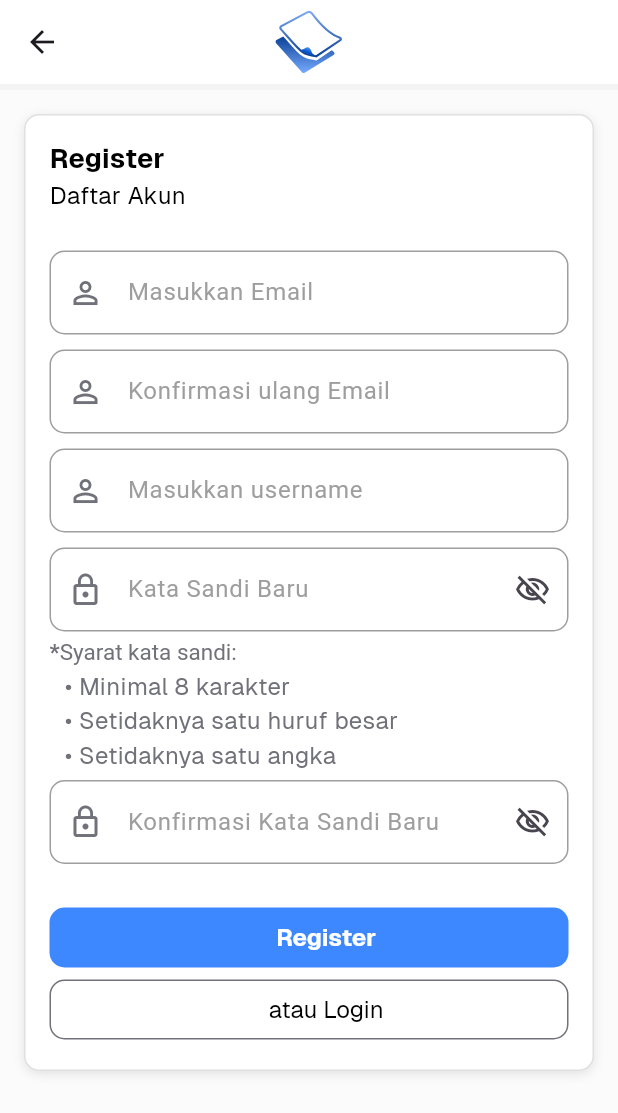
After one commit to MuhammadYaumil1212/SummitDocs, a Flutter app: the screen it shows after launch, after a tap on "atau Register", on a phone screen of 412 x 824 dp. The commit adds this screen. Shown: the top 1113 px of the screen. Run offline on Flutter 3.47's test engine with Material 3 defaults, Android fonts, the phone set to English and light mode, and no system bars; our stand-ins replace bloc, dartz, dio, equatable, flutter_bloc, flutter_svg and 5 more; accounts and stored records are empty; project files that could hold a hidden picture were left out.

Commit message:
slicing register

```diff
--- a/lib/Presentations/signin/widgets/login_card.dart
+++ b/lib/Presentations/signin/widgets/login_card.dart
@@ -1,7 +1,9 @@
+import 'package:SummitDocs/Presentations/signup/pages/signup_screen.dart';
 import 'package:SummitDocs/commons/constants/string.dart';
 import 'package:SummitDocs/commons/widgets/app_button.dart';
 import 'package:SummitDocs/commons/widgets/app_text.dart';
 import 'package:SummitDocs/commons/widgets/app_textfield.dart';
+import 'package:SummitDocs/core/helper/navigation/app_navigation.dart';
 import 'package:flutter/material.dart';
 import 'package:flutter_svg/flutter_svg.dart';
 
@@ -75,7 +77,17 @@ class _ProfileCardState extends State<LoginCard> {
             ],
           ),
           const SizedBox(height: 20),
-          AppButton(text: "Login", action: () {})
+          AppButton(text: "Login", action: () {}),
+          AppButton(
+            action: () {
+              AppNavigator.push(context, SignupScreen());
+            },
+            text: "atau Register",
+            backgroundColor: AppColors.background,
+            fontColor: Colors.black,
+            fontWeight: FontWeight.w400,
+            borderColor: AppColors.grayBackground3,
+          )
         ],
       ),
     );
--- /dev/null
+++ b/lib/Presentations/signup/bloc/signup_bloc.dart
@@ -0,0 +1,13 @@
+import 'package:bloc/bloc.dart';
+import 'package:equatable/equatable.dart';
+
+part 'signup_event.dart';
+part 'signup_state.dart';
+
+class SignupBloc extends Bloc<SignupEvent, SignupState> {
+  SignupBloc() : super(SignupInitial()) {
+    on<SignupEvent>((event, emit) {
+      // TODO: implement event handler
+    });
+  }
+}
--- /dev/null
+++ b/lib/Presentations/signup/bloc/signup_event.dart
@@ -0,0 +1,5 @@
+part of 'signup_bloc.dart';
+
+sealed class SignupEvent extends Equatable {
+  const SignupEvent();
+}
--- /dev/null
+++ b/lib/Presentations/signup/bloc/signup_state.dart
@@ -0,0 +1,10 @@
+part of 'signup_bloc.dart';
+
+sealed class SignupState extends Equatable {
+  const SignupState();
+}
+
+final class SignupInitial extends SignupState {
+  @override
+  List<Object> get props => [];
+}
--- /dev/null
+++ b/lib/Presentations/signup/pages/signup_screen.dart
@@ -0,0 +1,66 @@
+import 'package:SummitDocs/Presentations/signin/widgets/login_card.dart';
+import 'package:SummitDocs/Presentations/signup/bloc/signup_bloc.dart';
+import 'package:SummitDocs/Presentations/signup/widgets/register_card.dart';
+import 'package:SummitDocs/commons/constants/string.dart';
+import 'package:SummitDocs/core/helper/message/message.dart';
+import 'package:flutter/material.dart';
+import 'package:flutter_svg/flutter_svg.dart';
+
+import '../../../commons/widgets/app_scaffold.dart';
+import '../../../core/config/theme/app_colors.dart';
+
+class SignupScreen extends StatefulWidget {
+  const SignupScreen({super.key});
+
+  @override
+  State<SignupScreen> createState() => _SignupScreenState();
+}
+
+class _SignupScreenState extends State<SignupScreen> {
+  final SignupBloc _bloc = SignupBloc();
+
+  @override
+  Widget build(BuildContext context) {
+    return AppScaffold(
+      bloc: _bloc,
+
+      /// listener used only for snackbar, dialog, navigation,etc
+      listener: (BuildContext context, SignupState state) {},
+      appBar: AppBar(
+        centerTitle: true,
+        elevation: 0.0,
+        title: SvgPicture.asset(
+          AppString.logoApp,
+          width: 45,
+          height: 45,
+        ),
+        surfaceTintColor: Colors.white,
+        backgroundColor: Colors.white,
+        bottom: PreferredSize(
+          preferredSize: const Size.fromHeight(4.0),
+          child: Container(
+            color: AppColors.grayBackground,
+            height: 4.0,
+          ),
+        ),
+      ),
+
+      /// Use bloc builder if you wanna used the state
+      appWidget: SingleChildScrollView(
+        scrollDirection: Axis.vertical,
+        child: Column(
+          crossAxisAlignment: CrossAxisAlignment.center,
+          mainAxisAlignment: MainAxisAlignment.center,
+          children: [
+            Padding(
+              padding: const EdgeInsets.all(16.0),
+              child: Center(
+                child: RegisterCard(),
+              ),
+            )
+          ],
+        ),
+      ),
+    );
+  }
+}
--- /dev/null
+++ b/lib/Presentations/signup/widgets/bullet_text.dart
@@ -0,0 +1,29 @@
+import 'package:flutter/material.dart';
+
+class BulletText extends StatelessWidget {
+  final String text;
+
+  const BulletText(this.text, {super.key});
+
+  @override
+  Widget build(BuildContext context) {
+    return Padding(
+      padding: const EdgeInsets.only(left: 16.0, bottom: 4),
+      child: Row(
+        crossAxisAlignment: CrossAxisAlignment.start,
+        children: [
+          const Text(
+            '• ',
+            style: TextStyle(fontSize: 15, color: Colors.grey),
+          ),
+          Expanded(
+            child: Text(
+              text,
+              style: const TextStyle(fontSize: 15, color: Colors.grey),
+            ),
+          ),
+        ],
+      ),
+    );
+  }
+}
--- /dev/null
+++ b/lib/Presentations/signup/widgets/register_card.dart
@@ -0,0 +1,156 @@
+import 'package:SummitDocs/Presentations/signin/pages/signin_screen.dart';
+import 'package:SummitDocs/Presentations/signup/pages/signup_screen.dart';
+import 'package:SummitDocs/commons/constants/string.dart';
+import 'package:SummitDocs/commons/widgets/app_button.dart';
+import 'package:SummitDocs/commons/widgets/app_text.dart';
+import 'package:SummitDocs/commons/widgets/app_textfield.dart';
+import 'package:SummitDocs/core/helper/navigation/app_navigation.dart';
+import 'package:flutter/material.dart';
+import 'package:flutter_svg/flutter_svg.dart';
+
+import '../../../core/config/theme/app_colors.dart';
+import 'bullet_text.dart';
+
+class RegisterCard extends StatefulWidget {
+  const RegisterCard({super.key});
+
+  @override
+  State<RegisterCard> createState() => _RegisterCardState();
+}
+
+class _RegisterCardState extends State<RegisterCard> {
+  TextEditingController paperIdController = TextEditingController();
+  TextEditingController titleController = TextEditingController();
+
+  @override
+  Widget build(BuildContext context) {
+    return Container(
+      decoration: BoxDecoration(
+        color: Colors.white,
+        borderRadius: BorderRadius.circular(10),
+        border: Border.all(color: Colors.grey.shade300),
+        boxShadow: [
+          BoxShadow(
+            color: Colors.black.withOpacity(0.1),
+            blurRadius: 5,
+            offset: const Offset(0, 2),
+          ),
+        ],
+      ),
+      padding: const EdgeInsets.all(16),
+      child: Column(
+        crossAxisAlignment: CrossAxisAlignment.start,
+        children: [
+          const AppText(
+            text: "Register",
+            fontWeight: FontWeight.w700,
+            fontSize: 18,
+          ),
+          const AppText(
+            text: "Daftar Akun",
+            fontWeight: FontWeight.w400,
+            fontSize: 16,
+          ),
+          const SizedBox(height: 20),
+          AppTextfield(
+            hint: "Masukkan Email",
+            controller: TextEditingController(),
+            prefixIcon: Icon(
+              Icons.person_outline,
+              color: AppColors.grayBackground3,
+            ),
+          ),
+          AppTextfield(
+            hint: "Konfirmasi ulang Email",
+            controller: TextEditingController(),
+            prefixIcon: Icon(
+              Icons.person_outline,
+              color: AppColors.grayBackground3,
+            ),
+          ),
+          AppTextfield(
+            hint: "Masukkan username",
+            controller: TextEditingController(),
+            prefixIcon: Icon(
+              Icons.person_outline,
+              color: AppColors.grayBackground3,
+            ),
+          ),
+          AppTextfield(
+            hint: "Kata Sandi Baru",
+            controller: TextEditingController(),
+            obscureText: true,
+            prefixIcon: Icon(
+              Icons.lock_outline,
+              color: AppColors.grayBackground3,
+            ),
+          ),
+          RichText(
+            text: TextSpan(
+              style: TextStyle(
+                fontSize: 15,
+                color: AppColors.grayBackground4,
+              ),
+              children: [
+                const TextSpan(
+                  text: '*',
+                  style: TextStyle(fontWeight: FontWeight.bold),
+                ),
+                const TextSpan(
+                  text: 'Syarat kata sandi:\n',
+                ),
+                WidgetSpan(
+                  child: Padding(
+                    padding: const EdgeInsets.only(left: 10, top: 2),
+                    child: Column(
+                      crossAxisAlignment: CrossAxisAlignment.start,
+                      children: const [
+                        AppText(
+                          text: '• Minimal 8 karakter',
+                          fontColor: AppColors.grayBackground4,
+                        ),
+                        AppText(
+                          text: '• Setidaknya satu huruf besar',
+                          fontColor: AppColors.grayBackground4,
+                        ),
+                        AppText(
+                          text: '• Setidaknya satu angka',
+                          fontColor: AppColors.grayBackground4,
+                        ),
+                      ],
+                    ),
+                  ),
+                ),
+              ],
+            ),
+          ),
+          AppTextfield(
+            hint: "Konfirmasi Kata Sandi Baru",
+            controller: TextEditingController(),
+            obscureText: true,
+            prefixIcon: Icon(
+              Icons.lock_outline,
+              color: AppColors.grayBackground3,
+            ),
+          ),
+          const SizedBox(height: 20),
+          AppButton(text: "Register", action: () {}),
+          AppButton(
+            action: () {
+              AppNavigator.pushAndRemove(
+                context,
+                SigninScreen(),
+                transitionType: TransitionType.fade,
+              );
+            },
+            text: "atau Login",
+            backgroundColor: AppColors.background,
+            fontColor: Colors.black,
+            fontWeight: FontWeight.w400,
+            borderColor: AppColors.grayBackground3,
+          )
+        ],
+      ),
+    );
+  }
+}
--- a/lib/core/config/theme/app_colors.dart
+++ b/lib/core/config/theme/app_colors.dart
@@ -8,6 +8,7 @@ class AppColors {
   static const grayBackground = Color(0xffF4F4F5);
   static const grayBackground2 = Color(0xffE4E4E7);
   static const grayBackground3 = Color(0xff71717A);
+  static const grayBackground4 = Color(0xff71717A);
 
   static const greenSuccess = Color(0xff00C01A);
   static const redFailed = Color(0xffFF0000);
```
